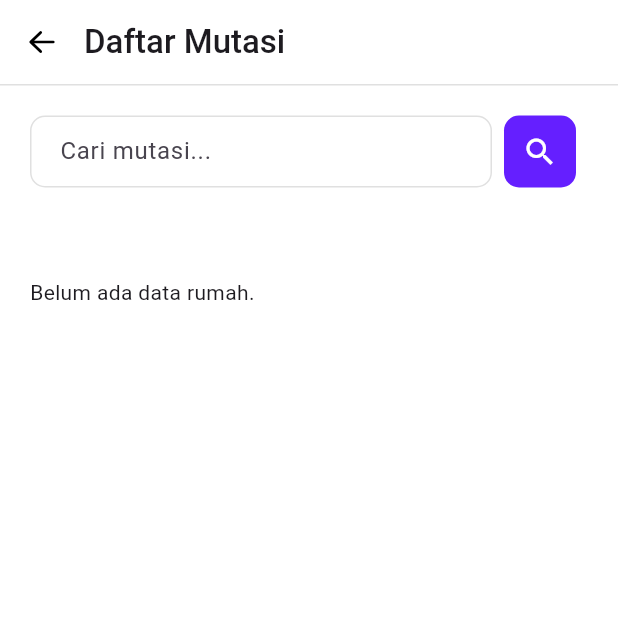
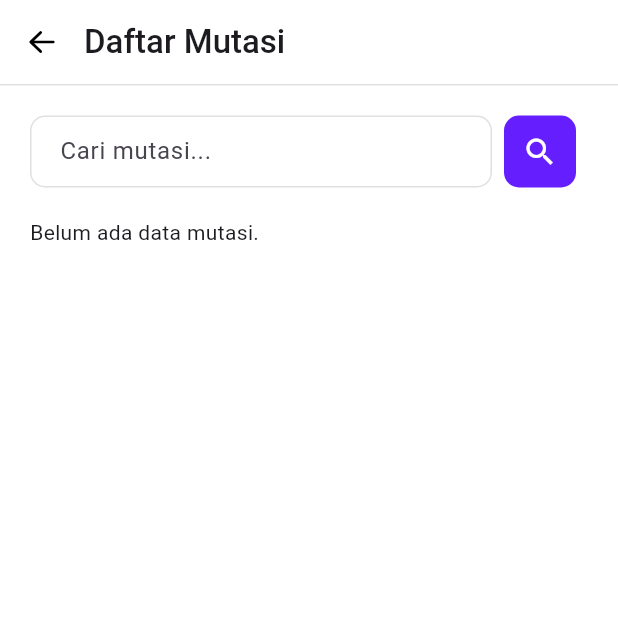
Before and after one commit to FarhanMawaludin/Jawara_Mobile, a Flutter app: the DaftarMutasiPage screen opened by its route, on a phone screen of 412 x 824 dp, the top half of it. Run offline on Flutter 3.47's test engine with Material 3 defaults, Android fonts, the phone set to English and light mode, and no system bars; our stand-ins replace fl_chart, flutter_map, flutter_riverpod, flutter_staggered_animations, go_router, heroicons_flutter and 8 more; accounts and stored records are empty.

Commit message:
fix: update empty data message in DaftarMutasiPage

```diff
--- a/lib/features/warga/presentations/pages/mutasi/daftar_mutasi/daftar_mutasi_page.dart
+++ b/lib/features/warga/presentations/pages/mutasi/daftar_mutasi/daftar_mutasi_page.dart
@@ -80,8 +80,8 @@ class _DaftarMutasiPageState extends ConsumerState<DaftarMutasiPage> {
                     data: (list) {
                       if (list.isEmpty) {
                         return const Padding(
-                          padding: EdgeInsets.only(top: 40),
-                          child: Text("Belum ada data rumah."),
+                          padding: EdgeInsets.only(top: 0),
+                          child: Text("Belum ada data mutasi."),
                         );
                       }
 
```
